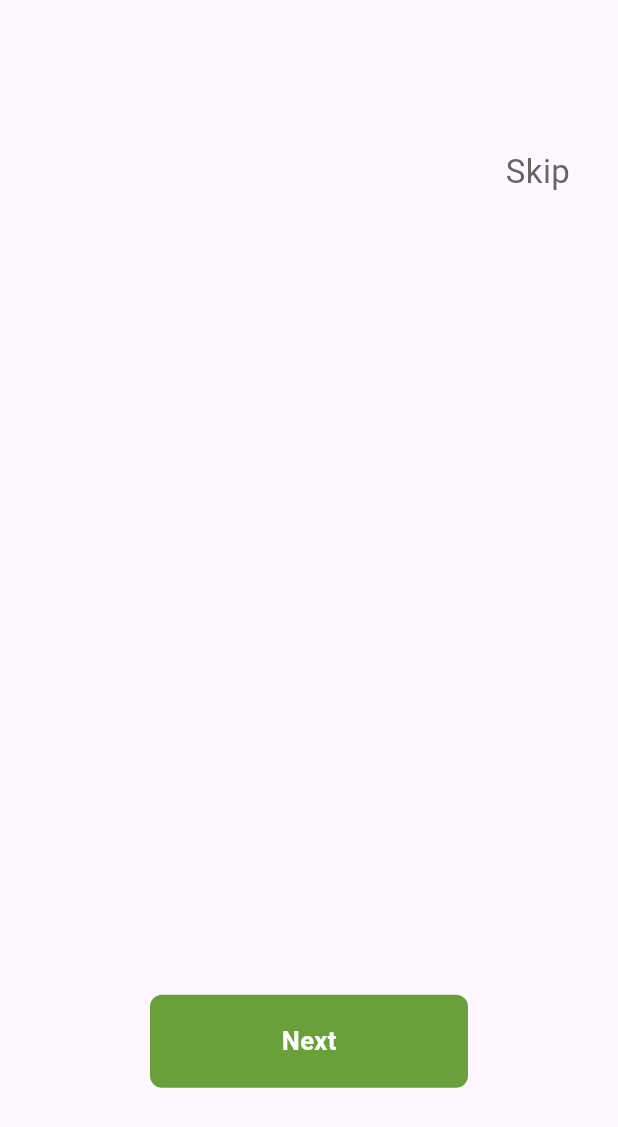
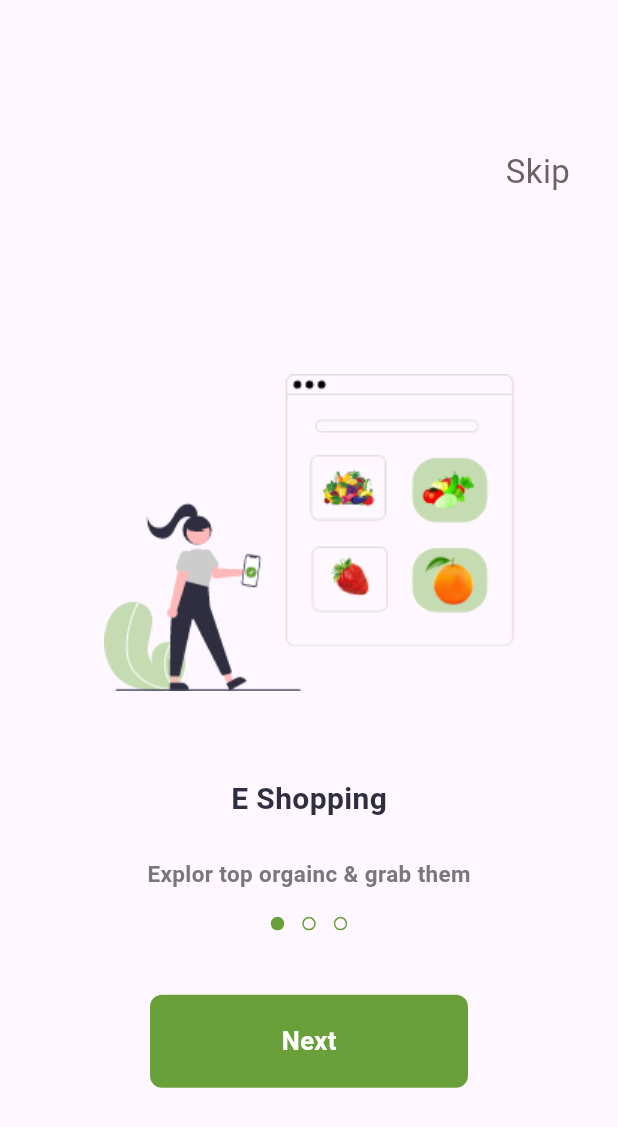
Before and after one commit to ahmedEhab10/E_commerce_fruitApp, a Flutter app: the screen it shows after launch, on a phone screen of 412 x 824 dp. Shown: the top 1127 px of the screen. Run offline on Flutter 3.47's test engine with Material 3 defaults, Android fonts, the phone set to English and light mode, and no system bars; drawn by our look-alikes of dots_indicator; our stand-ins replace get.

Commit message:
make dotindicator

```diff
--- a/lib/core/Widgets/Custom_buttons.dart
+++ b/lib/core/Widgets/Custom_buttons.dart
@@ -1,4 +1,4 @@
-import 'package:e_commerce/core/Widgets/Constant.dart';
+import 'package:e_commerce/Constant.dart';
 import 'package:e_commerce/core/utils/Size_config.dart';
 import 'package:flutter/material.dart';
 
--- /dev/null
+++ b/lib/core/Widgets/custom_page_view.dart
@@ -0,0 +1,30 @@
+import 'package:e_commerce/core/Widgets/page_view_item.dart';
+import 'package:e_commerce/core/utils/Size_config.dart';
+import 'package:flutter/material.dart';
+
+class CustomPageView extends StatelessWidget {
+  const CustomPageView({super.key});
+
+  @override
+  Widget build(BuildContext context) {
+    return PageView(
+      children: const [
+        PageViewItem(
+          imagee: 'assets/images/onboarding1.png',
+          Title: 'E Shopping',
+          SubTitle: 'Explor top orgainc & grab them',
+        ),
+        PageViewItem(
+          imagee: 'assets/images/onboarding2.png',
+          Title: 'Delivery on the way',
+          SubTitle: 'Get your order by speed delivery',
+        ),
+        PageViewItem(
+          imagee: 'assets/images/onboarding3.png',
+          Title: 'Delivery Arrived',
+          SubTitle: 'Order is arrived at your Place',
+        )
+      ],
+    );
+  }
+}
--- /dev/null
+++ b/lib/core/Widgets/page_view_item.dart
@@ -0,0 +1,46 @@
+import 'package:e_commerce/core/utils/Size_config.dart';
+import 'package:flutter/material.dart';
+
+class PageViewItem extends StatelessWidget {
+  const PageViewItem(
+      {super.key,
+      required this.imagee,
+      required this.Title,
+      required this.SubTitle});
+  final String imagee;
+  final String Title;
+  final String SubTitle;
+
+  @override
+  Widget build(BuildContext context) {
+    return Column(
+      mainAxisAlignment: MainAxisAlignment.center,
+      children: [
+        SizedBox(
+          height: SizeConfig.defaultSize! * 25,
+          child: Image(
+            image: AssetImage(imagee),
+          ),
+        ),
+        SizedBox(height: SizeConfig.defaultSize! * 4),
+        Text(
+          Title,
+          style: const TextStyle(
+            fontSize: 20,
+            color: Color(0xff2f2e41),
+            fontWeight: FontWeight.w600,
+          ),
+        ),
+        SizedBox(height: SizeConfig.defaultSize! * 2.5),
+        Text(
+          SubTitle,
+          style: const TextStyle(
+            fontWeight: FontWeight.bold,
+            fontSize: 15,
+            color: Color(0xff78787c),
+          ),
+        )
+      ],
+    );
+  }
+}
--- /dev/null
+++ b/lib/features/On Baoarding/Presentaion/widgets/Custom_indicator.dart
@@ -0,0 +1,23 @@
+import 'package:dots_indicator/dots_indicator.dart';
+import 'package:e_commerce/Constant.dart';
+import 'package:flutter/material.dart';
+
+class CustomIndicator extends StatelessWidget {
+  const CustomIndicator({super.key});
+
+  @override
+  Widget build(BuildContext context) {
+    return DotsIndicator(
+      dotsCount: 3,
+      position: 0,
+      decorator: DotsDecorator(
+        activeColor: kMainColor,
+        color: Colors.transparent,
+        shape: RoundedRectangleBorder(
+          borderRadius: BorderRadius.circular(8),
+          side: const BorderSide(color: kMainColor),
+        ),
+      ),
+    );
+  }
+}
--- a/lib/features/On Baoarding/Presentaion/widgets/on_boarding_body.dart
+++ b/lib/features/On Baoarding/Presentaion/widgets/on_boarding_body.dart
@@ -1,5 +1,7 @@
 import 'package:e_commerce/core/Widgets/Custom_buttons.dart';
+import 'package:e_commerce/core/Widgets/custom_page_view.dart';
 import 'package:e_commerce/core/utils/Size_config.dart';
+import 'package:e_commerce/features/On%20Baoarding/Presentaion/widgets/Custom_indicator.dart';
 import 'package:flutter/material.dart';
 
 class OnBoardingBody extends StatelessWidget {
@@ -10,6 +12,12 @@ class OnBoardingBody extends StatelessWidget {
     SizeConfig().init(context);
     return Stack(
       children: [
+        CustomPageView(),
+        Positioned(
+            right: 0,
+            left: 0,
+            bottom: SizeConfig.defaultSize! * 20,
+            child: CustomIndicator()),
         Positioned(
           top: SizeConfig.defaultSize! * 10,
           right: 32,
@@ -26,7 +34,7 @@ class OnBoardingBody extends StatelessWidget {
           child: const CustomGenralButtons(
             text: 'Next',
           ),
-        )
+        ),
       ],
     );
   }
--- a/lib/features/Splash/presentaion/splash_view.dart
+++ b/lib/features/Splash/presentaion/splash_view.dart
@@ -1,4 +1,4 @@
-import 'package:e_commerce/core/Widgets/Constant.dart';
+import 'package:e_commerce/Constant.dart';
 import 'package:e_commerce/features/Splash/presentaion/widgets/splash_view_body.dart';
 import 'package:flutter/material.dart';
 
--- a/pubspec.yaml
+++ b/pubspec.yaml
@@ -29,6 +29,7 @@ environment:
 # versions available, run `flutter pub outdated`.
 dependencies:
   cupertino_icons: ^1.0.8
+  dots_indicator: ^3.0.0
   flutter:
     sdk: flutter
   get: ^4.6.6
```
Also changed, not shown: lib/Constant.dart (renamed from lib/core/Widgets/Constant.dart), pubspec.lock.
